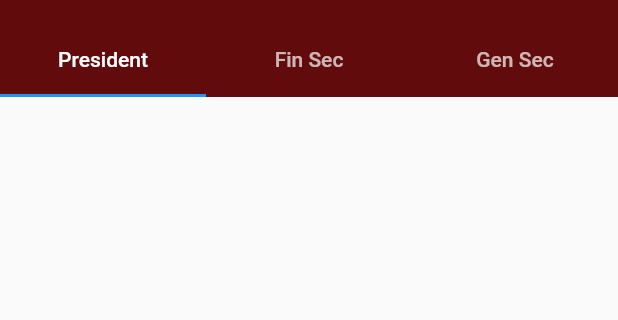
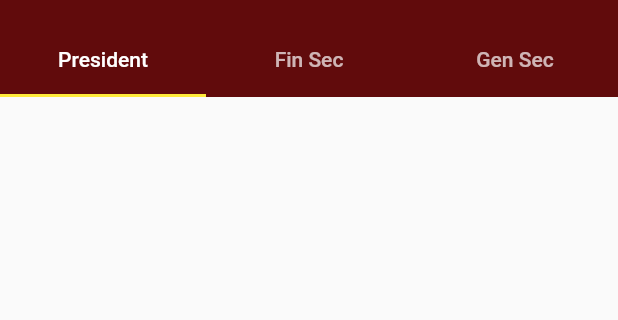
Before and after one commit to joforikwakye/nex_vote_beta, a Flutter app: the ACES screen opened by its route, on a phone screen of 412 x 824 dp, the part 59-379 px from its top. Run offline on Flutter 3.47's test engine with Material 2 defaults, Android fonts, the phone set to English and light mode, and no system bars; our stand-ins replace animated_splash_screen, flutter_spinkit, google_fonts; network calls fail.

Commit message:
changed the tab bar color to yellow

```diff
--- a/lib/department_candidates/aces.dart
+++ b/lib/department_candidates/aces.dart
@@ -20,6 +20,7 @@ class ACES extends StatelessWidget {
           backgroundColor: const Color(0xff610B0C),
           elevation: 0,
           bottom: const TabBar(
+            indicatorColor: Colors.yellow,
             tabs: [
               Tab(text: 'President'),
               Tab(text: 'Fin Sec'),
```
